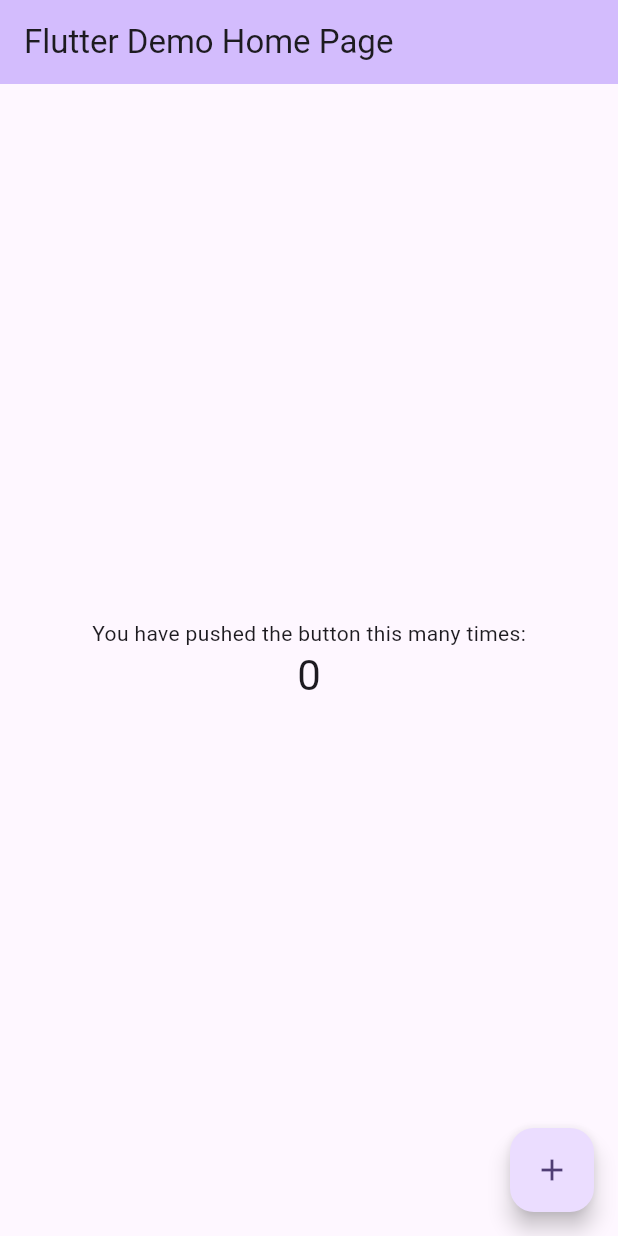
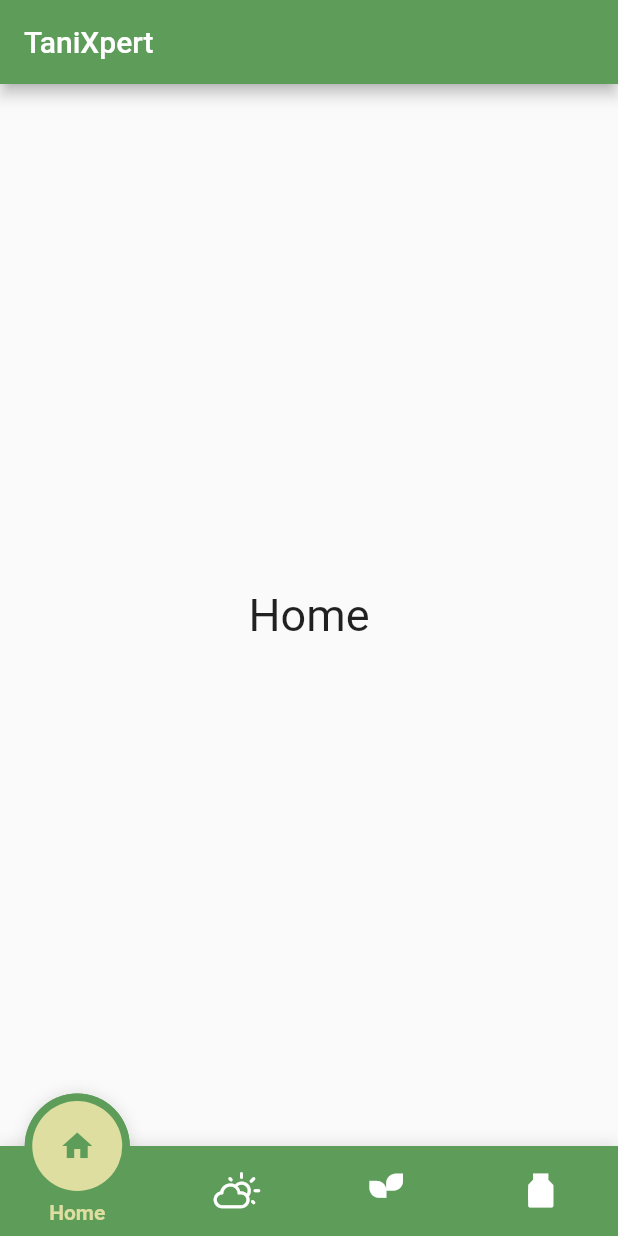
Before and after one commit to bimahamdani93/TaniXpert, a Flutter app: the screen it shows after launch, on a phone screen of 412 x 824 dp. Run offline on Flutter 3.47's test engine with Material 2 defaults, Android fonts, the light colour scheme and no system bars; drawn by our look-alikes of fancy_bottom_navigation; our stand-ins replace get, hexcolor.

Commit message:
Screen Pestisida dan Navigator Bottom Bar

```diff
--- /dev/null
+++ b/lib/element/custom_icons.dart
@@ -0,0 +1,27 @@
+/// Flutter icons Custom
+/// Copyright (C) 2023 by original authors @ fluttericon.com, fontello.com
+/// This font was generated by FlutterIcon.com, which is derived from Fontello.
+///
+/// To use this font, place it in your fonts/ directory and include the
+/// following in your pubspec.yaml
+///
+/// flutter:
+///   fonts:
+///    - family:  Custom
+///      fonts:
+///       - asset: fonts/Custom.ttf
+///
+///
+///
+import 'package:flutter/widgets.dart';
+
+class Custom {
+  Custom._();
+
+  static const _kFontFam = 'Custom';
+  static const String? _kFontPkg = null;
+
+  static const IconData cloud = IconData(0xe800, fontFamily: _kFontFam, fontPackage: _kFontPkg);
+  static const IconData leaf = IconData(0xe801, fontFamily: _kFontFam, fontPackage: _kFontPkg);
+  static const IconData pestisida = IconData(0xe802, fontFamily: _kFontFam, fontPackage: _kFontPkg);
+}
--- a/lib/main.dart
+++ b/lib/main.dart
@@ -1,125 +1,20 @@
 import 'package:flutter/material.dart';
+import 'package:get/get_navigation/src/root/get_material_app.dart';
+import 'package:tanixpert_apps/pages/layout_view.dart';
+import 'package:tanixpert_apps/pages/pesticide_view.dart';
+import 'package:tanixpert_apps/pages/seed_view.dart';
+import 'package:tanixpert_apps/pages/weather_view.dart';
 
-void main() {
-  runApp(const MyApp());
+
+ void main() {
+
+  runApp(GetMaterialApp(
+    routes: {
+      '/seed': (context) => SeedView(),
+      '/weather': (context) => WeatherView(),
+      '/pesticide': (context) => PesticideView(),
+    },
+    home: LayoutView(),
+  ));
+
 }
-
-class MyApp extends StatelessWidget {
-  const MyApp({super.key});
-
-  // This widget is the root of your application.
-  @override
-  Widget build(BuildContext context) {
-    return MaterialApp(
-      title: 'Flutter Demo',
-      theme: ThemeData(
-        // This is the theme of your application.
-        //
-        // TRY THIS: Try running your application with "flutter run". You'll see
-        // the application has a blue toolbar. Then, without quitting the app,
-        // try changing the seedColor in the colorScheme below to Colors.green
-        // and then invoke "hot reload" (save your changes or press the "hot
-        // reload" button in a Flutter-supported IDE, or press "r" if you used
-        // the command line to start the app).
-        //
-        // Notice that the counter didn't reset back to zero; the application
-        // state is not lost during the reload. To reset the state, use hot
-        // restart instead.
-        //
-        // This works for code too, not just values: Most code changes can be
-        // tested with just a hot reload.
-        colorScheme: ColorScheme.fromSeed(seedColor: Colors.deepPurple),
-        useMaterial3: true,
-      ),
-      home: const MyHomePage(title: 'Flutter Demo Home Page'),
-    );
-  }
-}
-
-class MyHomePage extends StatefulWidget {
-  const MyHomePage({super.key, required this.title});
-
-  // This widget is the home page of your application. It is stateful, meaning
-  // that it has a State object (defined below) that contains fields that affect
-  // how it looks.
-
-  // This class is the configuration for the state. It holds the values (in this
-  // case the title) provided by the parent (in this case the App widget) and
-  // used by the build method of the State. Fields in a Widget subclass are
-  // always marked "final".
-
-  final String title;
-
-  @override
-  State<MyHomePage> createState() => _MyHomePageState();
-}
-
-class _MyHomePageState extends State<MyHomePage> {
-  int _counter = 0;
-
-  void _incrementCounter() {
-    setState(() {
-      // This call to setState tells the Flutter framework that something has
-      // changed in this State, which causes it to rerun the build method below
-      // so that the display can reflect the updated values. If we changed
-      // _counter without calling setState(), then the build method would not be
-      // called again, and so nothing would appear to happen.
-      _counter++;
-    });
-  }
-
-  @override
-  Widget build(BuildContext context) {
-    // This method is rerun every time setState is called, for instance as done
-    // by the _incrementCounter method above.
-    //
-    // The Flutter framework has been optimized to make rerunning build methods
-    // fast, so that you can just rebuild anything that needs updating rather
-    // than having to individually change instances of widgets.
-    return Scaffold(
-      appBar: AppBar(
-        // TRY THIS: Try changing the color here to a specific color (to
-        // Colors.amber, perhaps?) and trigger a hot reload to see the AppBar
-        // change color while the other colors stay the same.
-        backgroundColor: Theme.of(context).colorScheme.inversePrimary,
-        // Here we take the value from the MyHomePage object that was created by
-        // the App.build method, and use it to set our appbar title.
-        title: Text(widget.title),
-      ),
-      body: Center(
-        // Center is a layout widget. It takes a single child and positions it
-        // in the middle of the parent.
-        child: Column(
-          // Column is also a layout widget. It takes a list of children and
-          // arranges them vertically. By default, it sizes itself to fit its
-          // children horizontally, and tries to be as tall as its parent.
-          //
-          // Column has various properties to control how it sizes itself and
-          // how it positions its children. Here we use mainAxisAlignment to
-          // center the children vertically; the main axis here is the vertical
-          // axis because Columns are vertical (the cross axis would be
-          // horizontal).
-          //
-          // TRY THIS: Invoke "debug painting" (choose the "Toggle Debug Paint"
-          // action in the IDE, or press "p" in the console), to see the
-          // wireframe for each widget.
-          mainAxisAlignment: MainAxisAlignment.center,
-          children: <Widget>[
-            const Text(
-              'You have pushed the button this many times:',
-            ),
-            Text(
-              '$_counter',
-              style: Theme.of(context).textTheme.headlineMedium,
-            ),
-          ],
-        ),
-      ),
-      floatingActionButton: FloatingActionButton(
-        onPressed: _incrementCounter,
-        tooltip: 'Increment',
-        child: const Icon(Icons.add),
-      ), // This trailing comma makes auto-formatting nicer for build methods.
-    );
-  }
-}
--- /dev/null
+++ b/lib/pages/home_view.dart
@@ -0,0 +1,20 @@
+import 'package:flutter/material.dart';
+
+class HomeView extends StatefulWidget {
+  const HomeView({super.key});
+
+  @override
+  State<HomeView> createState() => _HomeViewState();
+}
+
+class _HomeViewState extends State<HomeView> {
+  @override
+  Widget build(BuildContext context) {
+    return Center(
+      child: Text(
+        'Home',
+        style: TextStyle(fontSize: 30),
+      ),
+    );
+  }
+}
--- /dev/null
+++ b/lib/pages/layout_view.dart
@@ -0,0 +1,94 @@
+import 'package:fancy_bottom_navigation/fancy_bottom_navigation.dart';
+import 'package:flutter/material.dart';
+import 'package:tanixpert_apps/pages/pesticide_view.dart';
+import 'package:tanixpert_apps/pages/seed_view.dart';
+import 'package:tanixpert_apps/pages/weather_view.dart';
+import 'package:hexcolor/hexcolor.dart';
+
+import '../Element/custom_icons.dart';
+import 'home_view.dart';
+
+class LayoutView extends StatefulWidget {
+  const LayoutView({super.key});
+
+  @override
+  State<LayoutView> createState() => _LayoutViewState();
+}
+
+class _LayoutViewState extends State<LayoutView> {
+  GlobalKey bottomNavigationKey = GlobalKey();
+  int currentIndex = 0;
+  @override
+  Widget build(BuildContext context) {
+    return Scaffold(
+      appBar: AppBar(
+        backgroundColor: HexColor("#5D9C59"),
+        title: _getTitle(currentIndex),
+
+      ),
+      body: _getPage(currentIndex),
+      bottomNavigationBar: _navBar(),
+    );
+  }
+
+  _navBar() {
+    return FancyBottomNavigation(
+      tabs: [
+        TabData(
+          iconData: Icons.home,
+          title: 'Home',
+        ),
+        TabData(
+          iconData: Custom.cloud,
+          title: 'Cuaca',
+        ),
+        TabData(
+          iconData: Custom.leaf,
+          title: 'Bibit',
+        ),
+        TabData(
+          iconData: Custom.pestisida,
+          title: 'Pestisida',
+        ),
+      ],
+      onTabChangedListener: (position) {
+        setState(() {
+          currentIndex = position;
+        });
+      },
+      initialSelection: currentIndex,
+      key: bottomNavigationKey,
+      circleColor: HexColor("#DDDEA0"),
+      inactiveIconColor: Colors.white,
+      activeIconColor: HexColor("#5D9C59"),
+      textColor: HexColor("#DDDEA0"),
+      barBackgroundColor: HexColor("#5D9C59"),
+    );
+  }
+
+  _getPage(int page) {
+    switch (page) {
+      case 0:
+        return HomeView();
+      case 1:
+        return WeatherView();
+      case 2:
+        return SeedView();
+      case 3:
+        return PesticideView();
+    }
+  }
+
+  _getTitle(int page) {
+    switch (page) {
+      case 0:
+        return Text('TaniXpert');
+      case 1:
+        return Text('Cuaca');
+      case 2:
+        return Text('Bibit');
+      case 3:
+        return Text('Pestisida');
+    }
+  }
+}
```
Also changed, not shown: lib/pages/pesticide_view.dart (added, +96 -0 lines), lib/pages/seed_view.dart (added, +20 -0 lines), lib/pages/weather_view.dart (added, +20 -0 lines), pubspec.yaml (+8 -6 lines), assets/fonts/Custom.ttf (added), pubspec.lock, 1 other file.
